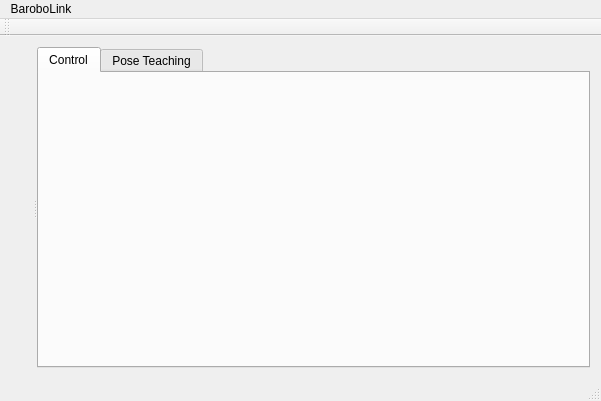
Qt form mainwindow.ui (harrishancock/QtBaroboLink) before a commit.
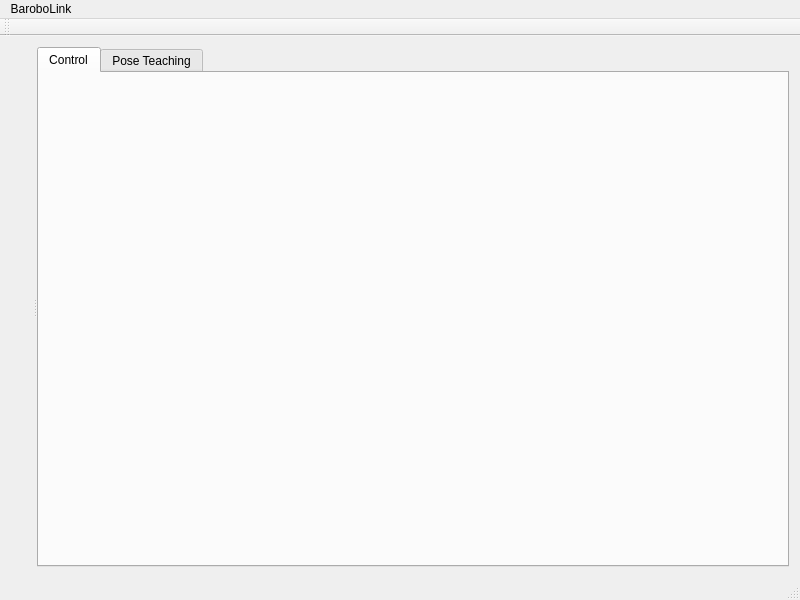
The same form after that commit.

The edit to the form file:
```diff
--- a/mainwindow.ui
+++ b/mainwindow.ui
@@ -6,8 +6,8 @@
    <rect>
     <x>0</x>
     <y>0</y>
-    <width>601</width>
-    <height>401</height>
+    <width>800</width>
+    <height>600</height>
    </rect>
   </property>
   <property name="windowTitle">
@@ -59,7 +59,7 @@
     <rect>
      <x>0</x>
      <y>0</y>
-     <width>601</width>
+     <width>800</width>
      <height>20</height>
     </rect>
    </property>
```
